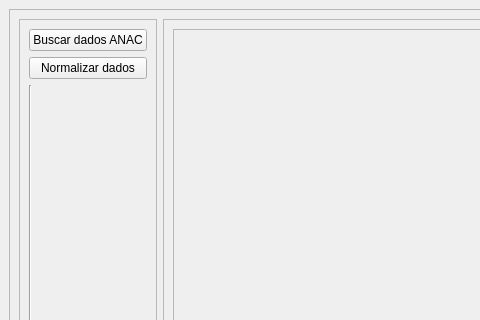
Above: screen_ui/start.ui from marcoswb/brazil-air-traffic-analysis before the change; both pictures show x 0 to 480 and y 0 to 320 of the 938 by 576 pixel window. Below: the same form after it.
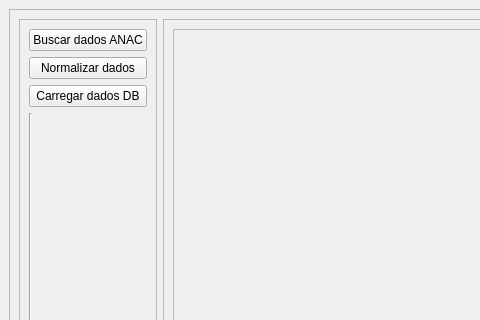
That is the form after the change.

Commit message: inicio func carregar dados

Diff of the .ui file:
```diff
--- a/screen_ui/start.ui
+++ b/screen_ui/start.ui
@@ -59,6 +59,13 @@
             </property>
            </widget>
           </item>
+          <item>
+           <widget class="QPushButton" name="button_load_data">
+            <property name="text">
+             <string>Carregar dados DB</string>
+            </property>
+           </widget>
+          </item>
           <item>
            <widget class="Line" name="line">
             <property name="orientation">
```
The commit also changes 5 other files.
